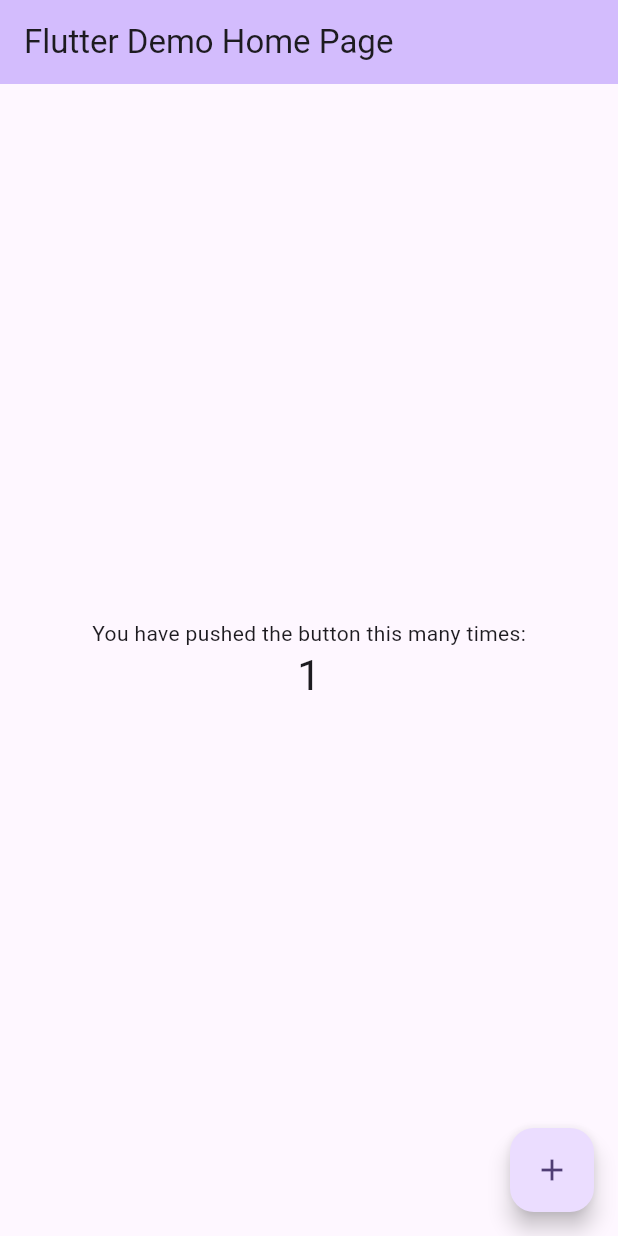
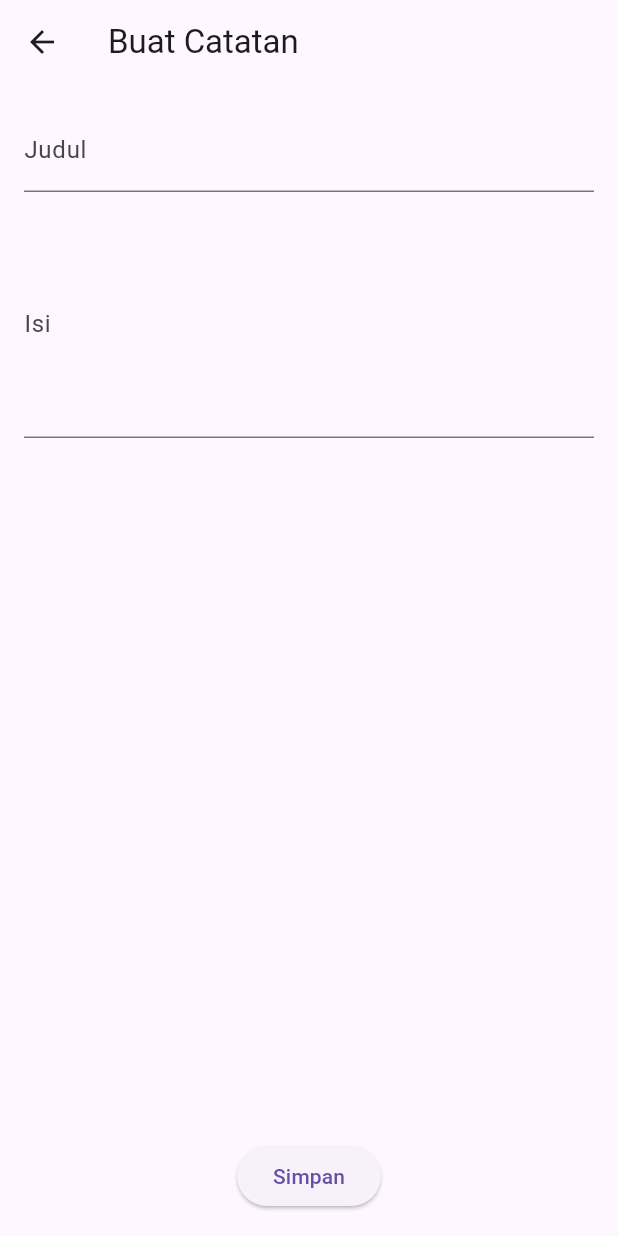
Before and after one commit to MagmaZ3637/Trego-NotePad, a Flutter app: the screen it shows after launch, after a tap on the "add" icon, on a phone screen of 412 x 824 dp. Run offline on Flutter 3.47's test engine with Material 3 defaults, Android fonts, the phone set to English and light mode, and no system bars; our stand-ins replace bloc, equatable, flutter_bloc, hive, hive_flutter; accounts and stored records are empty.

Commit message:
First Commit

```diff
--- /dev/null
+++ b/lib/blocs/notes_list_bloc/notes_list_bloc.dart
@@ -0,0 +1,42 @@
+
+import 'package:bloc/bloc.dart';
+import 'package:equatable/equatable.dart';
+import '../../models/note.dart';
+import '../../repositories/notes_repository.dart';
+/*
+part 'notes_list_event.dart';
+part 'notes_list_state.dart';
+// State
+part of 'notes_list_bloc.dart';*/
+abstract class NotesListState extends Equatable {
+  const NotesListState();
+  @override
+  List<Object> get props => [];
+}
+class NotesListLoading extends NotesListState {}
+class NotesListLoaded extends NotesListState {
+  final List<Note> notes;
+  const NotesListLoaded(this.notes);
+  @override
+  List<Object> get props => [notes];
+}
+
+// Event
+abstract class NotesListEvent extends Equatable {
+  const NotesListEvent();
+  @override
+  List<Object> get props => [];
+}
+class LoadNotes extends NotesListEvent {}
+
+
+class NotesListBloc extends Bloc<NotesListEvent, NotesListState> {
+  final NotesRepository notesRepository;
+
+  NotesListBloc(this.notesRepository) : super(NotesListLoading()) {
+    on<LoadNotes>((event, emit) {
+      final notes = notesRepository.getAllNotes();
+      emit(NotesListLoaded(notes));
+    });
+  }
+}
--- a/lib/main.dart
+++ b/lib/main.dart
@@ -1,122 +1,39 @@
 import 'package:flutter/material.dart';
+import 'package:flutter_bloc/flutter_bloc.dart';
+import 'package:hive_flutter/adapters.dart';
+import 'package:note_pad/repositories/notes_repository.dart';
+import 'package:note_pad/screens/NotesListScreen.dart';
+import 'blocs/notes_list_bloc/notes_list_bloc.dart';
 
-void main() {
+void main() async {
+  WidgetsFlutterBinding.ensureInitialized();
+
+  await Hive.initFlutter();
+  // ✅ Buka box terlebih dahulu sebelum digunakan
+  await Hive.openBox('notesbox');
+
   runApp(const MyApp());
 }
 
 class MyApp extends StatelessWidget {
   const MyApp({super.key});
 
-  // This widget is the root of your application.
   @override
   Widget build(BuildContext context) {
-    return MaterialApp(
-      title: 'Flutter Demo',
-      theme: ThemeData(
-        // This is the theme of your application.
-        //
-        // TRY THIS: Try running your application with "flutter run". You'll see
-        // the application has a purple toolbar. Then, without quitting the app,
-        // try changing the seedColor in the colorScheme below to Colors.green
-        // and then invoke "hot reload" (save your changes or press the "hot
-        // reload" button in a Flutter-supported IDE, or press "r" if you used
-        // the command line to start the app).
-        //
-        // Notice that the counter didn't reset back to zero; the application
-        // state is not lost during the reload. To reset the state, use hot
-        // restart instead.
-        //
-        // This works for code too, not just values: Most code changes can be
-        // tested with just a hot reload.
-        colorScheme: ColorScheme.fromSeed(seedColor: Colors.deepPurple),
+    return RepositoryProvider(
+      create: (context) => NotesRepository(Hive.box('notesbox')),
+      child: MultiBlocProvider(
+        providers: [
+          BlocProvider(
+            create: (context) =>
+            NotesListBloc(context.read<NotesRepository>())..add(LoadNotes()),
+          ),
+        ],
+        child: MaterialApp(
+          title: 'Notes App',
+          home: const NotesListScreen(),
+        ),
       ),
-      home: const MyHomePage(title: 'Flutter Demo Home Page'),
     );
   }
 }
-
-class MyHomePage extends StatefulWidget {
-  const MyHomePage({super.key, required this.title});
-
-  // This widget is the home page of your application. It is stateful, meaning
-  // that it has a State object (defined below) that contains fields that affect
-  // how it looks.
-
-  // This class is the configuration for the state. It holds the values (in this
-  // case the title) provided by the parent (in this case the App widget) and
-  // used by the build method of the State. Fields in a Widget subclass are
-  // always marked "final".
-
-  final String title;
-
-  @override
-  State<MyHomePage> createState() => _MyHomePageState();
-}
-
-class _MyHomePageState extends State<MyHomePage> {
-  int _counter = 0;
-
-  void _incrementCounter() {
-    setState(() {
-      // This call to setState tells the Flutter framework that something has
-      // changed in this State, which causes it to rerun the build method below
-      // so that the display can reflect the updated values. If we changed
-      // _counter without calling setState(), then the build method would not be
-      // called again, and so nothing would appear to happen.
-      _counter++;
-    });
-  }
-
-  @override
-  Widget build(BuildContext context) {
-    // This method is rerun every time setState is called, for instance as done
-    // by the _incrementCounter method above.
-    //
-    // The Flutter framework has been optimized to make rerunning build methods
-    // fast, so that you can just rebuild anything that needs updating rather
-    // than having to individually change instances of widgets.
-    return Scaffold(
-      appBar: AppBar(
-        // TRY THIS: Try changing the color here to a specific color (to
-        // Colors.amber, perhaps?) and trigger a hot reload to see the AppBar
-        // change color while the other colors stay the same.
-        backgroundColor: Theme.of(context).colorScheme.inversePrimary,
-        // Here we take the value from the MyHomePage object that was created by
-        // the App.build method, and use it to set our appbar title.
-        title: Text(widget.title),
-      ),
-      body: Center(
-        // Center is a layout widget. It takes a single child and positions it
-        // in the middle of the parent.
-        child: Column(
-          // Column is also a layout widget. It takes a list of children and
-          // arranges them vertically. By default, it sizes itself to fit its
-          // children horizontally, and tries to be as tall as its parent.
-          //
-          // Column has various properties to control how it sizes itself and
-          // how it positions its children. Here we use mainAxisAlignment to
-          // center the children vertically; the main axis here is the vertical
-          // axis because Columns are vertical (the cross axis would be
-          // horizontal).
-          //
-          // TRY THIS: Invoke "debug painting" (choose the "Toggle Debug Paint"
-          // action in the IDE, or press "p" in the console), to see the
-          // wireframe for each widget.
-          mainAxisAlignment: MainAxisAlignment.center,
-          children: <Widget>[
-            const Text('You have pushed the button this many times:'),
-            Text(
-              '$_counter',
-              style: Theme.of(context).textTheme.headlineMedium,
-            ),
-          ],
-        ),
-      ),
-      floatingActionButton: FloatingActionButton(
-        onPressed: _incrementCounter,
-        tooltip: 'Increment',
-        child: const Icon(Icons.add),
-      ), // This trailing comma makes auto-formatting nicer for build methods.
-    );
-  }
-}
--- /dev/null
+++ b/lib/models/note.dart
@@ -0,0 +1,48 @@
+class Note {
+  final int? id; // Bersifat nullable untuk catatan baru
+  final String title;
+  final String content;
+  final DateTime createdAt;
+
+  Note({
+    this.id,
+    required this.title,
+    required this.content,
+    required this.createdAt,
+  });
+
+  // Konversi dari Note ke Map untuk disimpan di Hive/SQLite
+  Map<String, dynamic> toMap() {
+    return {
+      'id': id,
+      'title': title,
+      'content': content,
+      'createdAt': createdAt.millisecondsSinceEpoch,
+    };
+  }
+
+  // Konversi dari Map (data dari database) ke Note
+  factory Note.fromMap(Map<String, dynamic> map) {
+    return Note(
+      id: map['id'],
+      title: map['title'],
+      content: map['content'],
+      createdAt: DateTime.fromMillisecondsSinceEpoch(map['createdAt']),
+    );
+  }
+
+  Note copyWith({
+    int? id,
+    String? title,
+    String? content,
+    DateTime? createdAt,
+  }) {
+    return Note(
+      id: id ?? this.id,
+      title: title ?? this.title,
+      content: content ?? this.content,
+      createdAt: createdAt ?? this.createdAt,
+    );
+  }
+
+}
--- /dev/null
+++ b/lib/repositories/notes_repository.dart
@@ -0,0 +1,28 @@
+import 'package:hive/hive.dart';
+import '../models/note.dart';
+
+class NotesRepository {
+  final Box notesBox;
+
+  NotesRepository(this.notesBox);
+
+  // Menyimpan note baru
+  Future<void> saveNote(Note note) async {
+    final id = await notesBox.add(note.toMap());
+    // Tidak perlu put() lagi, karena add() sudah menyimpan data
+    note = note.copyWith(id: id);
+  }
+
+  // Mengambil semua note
+  List<Note> getAllNotes() {
+    return notesBox.values
+        .map((map) => Note.fromMap(Map<String, dynamic>.from(map)))
+        .toList()
+      ..sort((a, b) => b.createdAt.compareTo(a.createdAt)); // Urutkan terbaru
+  }
+
+  // Menghapus note berdasarkan ID
+  Future<void> deleteNote(int id) async {
+    await notesBox.delete(id);
+  }
+}
--- /dev/null
+++ b/lib/screens/NotesFormScreen.dart
@@ -0,0 +1,49 @@
+import 'package:flutter/material.dart';
+import 'package:flutter_bloc/flutter_bloc.dart';
+import '../blocs/note_form_cubit/note_form_cubit.dart';
+import '../blocs/notes_list_bloc/notes_list_bloc.dart';
+import '../repositories/notes_repository.dart';
+
+class NoteFormScreen extends StatelessWidget {
+  const NoteFormScreen({super.key});
+
+  @override
+  Widget build(BuildContext context) {
+    final noteCubit = context.read<NoteFormCubit>();
+    final notesRepo = context.read<NotesRepository>();
+
+    return Scaffold(
+      appBar: AppBar(title: const Text('Buat Catatan')),
+      body: Padding(
+        padding: const EdgeInsets.all(16),
+        child: Column(
+          children: [
+            TextField(
+              decoration: const InputDecoration(labelText: 'Judul'),
+              onChanged: noteCubit.updateTitle,
+            ),
+            const SizedBox(height: 12),
+            TextField(
+              decoration: const InputDecoration(labelText: 'Isi'),
+              onChanged: noteCubit.updateContent,
+              maxLines: 5,
+            ),
+            const Spacer(),
+            ElevatedButton(
+              onPressed: () async {
+                final note = noteCubit.state;
+                await notesRepo.saveNote(note);
+
+                // setelah menyimpan, reload daftar catatan
+                context.read<NotesListBloc>().add(LoadNotes());
+
+                Navigator.pop(context); // kembali ke list
+              },
+              child: const Text('Simpan'),
+            ),
+          ],
+        ),
+      ),
+    );
+  }
+}
--- /dev/null
+++ b/lib/screens/NotesListScreen.dart
@@ -0,0 +1,65 @@
+import 'package:flutter/material.dart';
+import 'package:flutter_bloc/flutter_bloc.dart';
+
+import '../blocs/note_form_cubit/note_form_cubit.dart';
+import '../blocs/notes_list_bloc/notes_list_bloc.dart';
+import 'NotesFormScreen.dart';
+
+class NotesListScreen extends StatelessWidget {
+  const NotesListScreen({super.key});
+
+  @override
+  Widget build(BuildContext context) {
+    return Scaffold(
+      appBar: AppBar(title: const Text('Catatan Saya')),
+      body: BlocBuilder<NotesListBloc, NotesListState>(
+        builder: (context, state) {
+          if (state is NotesListLoading) {
+            return const Center(child: CircularProgressIndicator());
+          } else if (state is NotesListLoaded) {
+            final notes = state.notes;
+            return ListView.builder(
+              itemCount: notes.length,
+              itemBuilder: (context, index) {
+                final note = notes[index];
+                return ListTile(
+                  title: Text(note.title),
+                  subtitle: Text(note.content),
+                  onTap: () {
+                    Navigator.push(
+                      context,
+                      MaterialPageRoute(
+                        builder: (context) => BlocProvider(
+                          create: (context) => NoteFormCubit()..setNote(note),
+                          child: const NoteFormScreen(),
+                        ),
+                      ),
+                    );
+                  },
+
+                );
+              },
+            );
+          } else {
+            return const Center(child: Text('Terjadi kesalahan'));
+          }
+        },
+      ),
+      floatingActionButton: FloatingActionButton(
+        onPressed: () {
+          // Navigasi ke halaman buat catatan baru
+          Navigator.push(
+            context,
+            MaterialPageRoute(
+              builder: (context) => BlocProvider(
+                create: (context) => NoteFormCubit(),
+                child: const NoteFormScreen(),
+              ),
+            ),
+          );
+        },
+        child: const Icon(Icons.add),
+      ),
+    );
+  }
+}
```
Also changed, not shown: lib/blocs/note_form_cubit/note_form_cubit.dart (added, +22 -0 lines), pubspec.lock, 1 other file.
